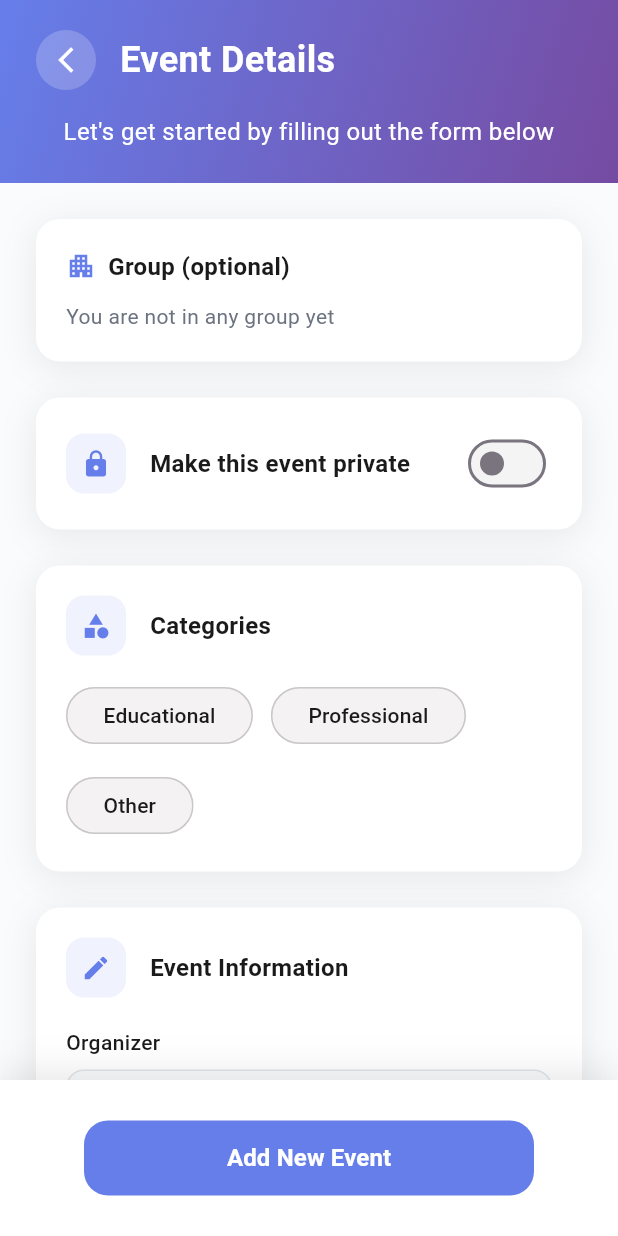
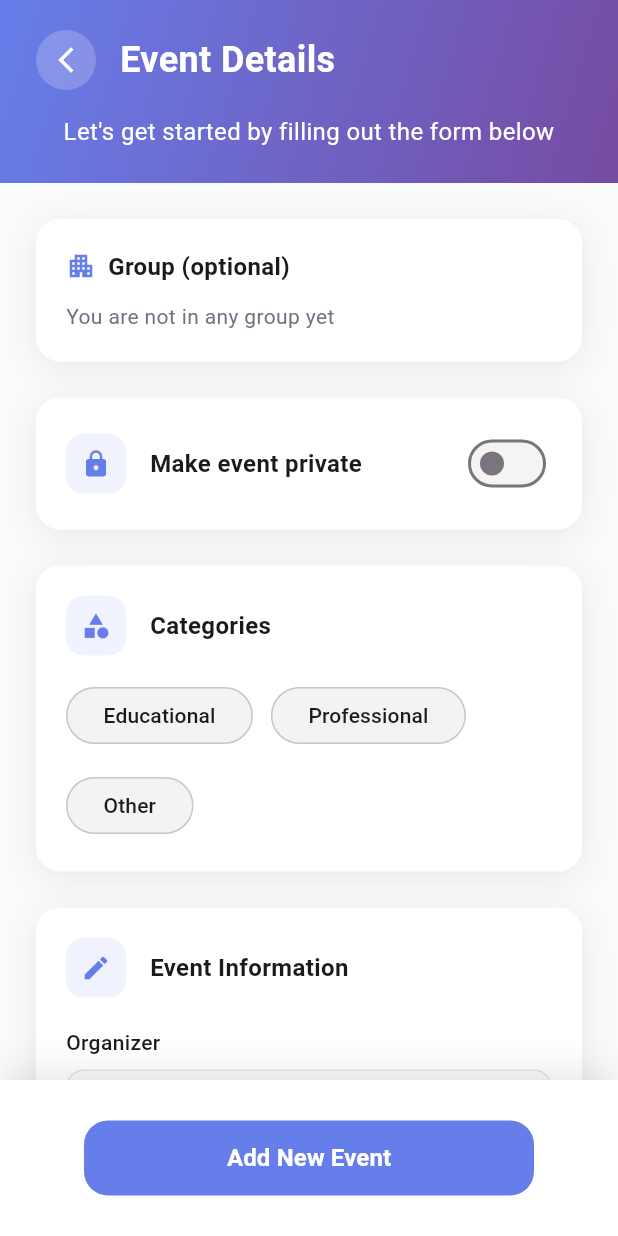
Before and after one commit to orgamiapps/orgamiappV1, a Flutter app: the CreateEventScreen screen opened directly with empty values, on a phone screen of 412 x 824 dp. Run offline on Flutter 3.47's test engine with Material 3 defaults, Android fonts, the phone set to English and light mode, and no system bars; our stand-ins replace cached_network_image, carousel_slider, cloud_firestore, cloud_functions, connectivity_plus, firebase_auth and 19 more; missing offline and left inert: firebase_app_check, mobile_scanner, qr_code_scanner_plus, syncfusion_flutter_xlsio; accounts and stored records are empty.

Commit message:
Refactor event visibility text for clarity and improved user guidance
Co-authored-by: pareisinger0 <pareisinger0@gmail.com>

```diff
--- a/lib/screens/Events/create_event_screen.dart
+++ b/lib/screens/Events/create_event_screen.dart
@@ -723,7 +723,7 @@ class _CreateEventScreenState extends State<CreateEventScreen>
       (_selectedOrganizationId != null && _selectedOrganizationId!.isNotEmpty);
 
   Widget _buildVisibilityToggle() {
-    // For public events (no group), show "Make this event private"
+    // For non-group events (public by default), show "Make event private"
     if (!_isOrganizationContext) {
       return Container(
         width: double.infinity,
@@ -754,7 +754,7 @@ class _CreateEventScreenState extends State<CreateEventScreen>
             const SizedBox(width: 16),
             const Expanded(
               child: Text(
-                'Make this event private',
+                'Make event private',
                 style: TextStyle(
                   color: Color(0xFF1A1A1A),
                   fontWeight: FontWeight.w600,
@@ -778,7 +778,7 @@ class _CreateEventScreenState extends State<CreateEventScreen>
       );
     }
 
-    // For group events, show "Make this event public" with a checkbox
+    // For group events (private by default), show "Make event public"
     final bool isPublic = !privateEvent;
     return Container(
       width: double.infinity,
@@ -809,7 +809,7 @@ class _CreateEventScreenState extends State<CreateEventScreen>
           const SizedBox(width: 16),
           const Expanded(
             child: Text(
-              'Make this event public',
+              'Make event public',
               style: TextStyle(
                 color: Color(0xFF1A1A1A),
                 fontWeight: FontWeight.w600,
@@ -1009,7 +1009,7 @@ class _CreateEventScreenState extends State<CreateEventScreen>
             Padding(
               padding: const EdgeInsets.only(top: 8),
               child: Text(
-                'This event will be private to only users in your group.',
+                'This event will be private by default, but you can make it public using the toggle below.',
                 style: TextStyle(
                   fontSize: 12,
                   color: Colors.grey[600],
```
